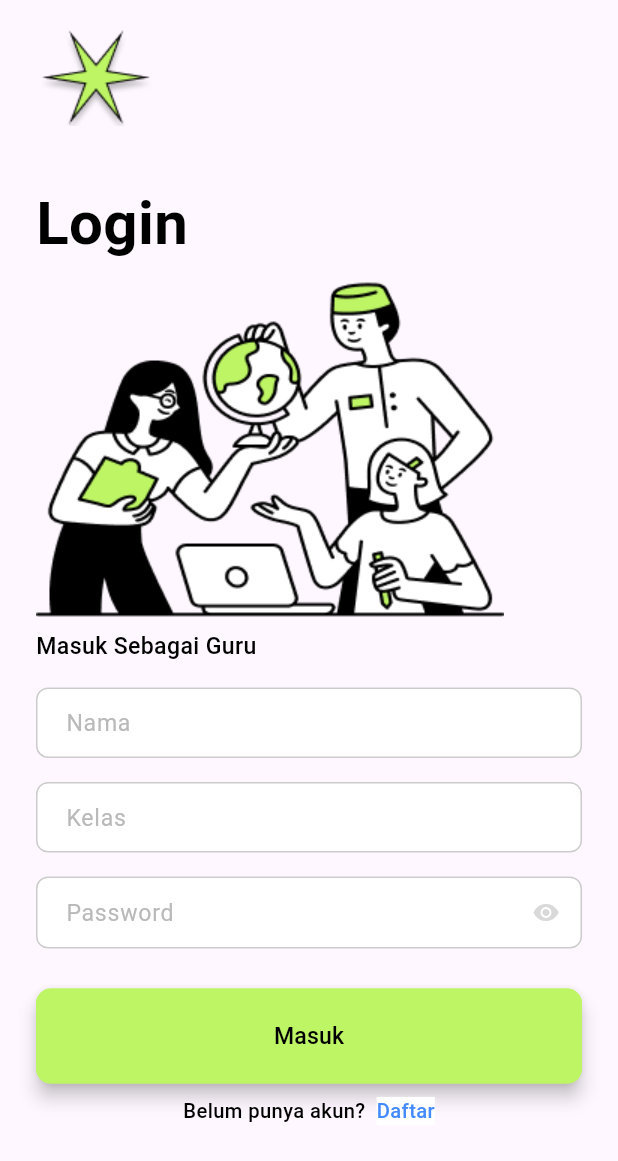
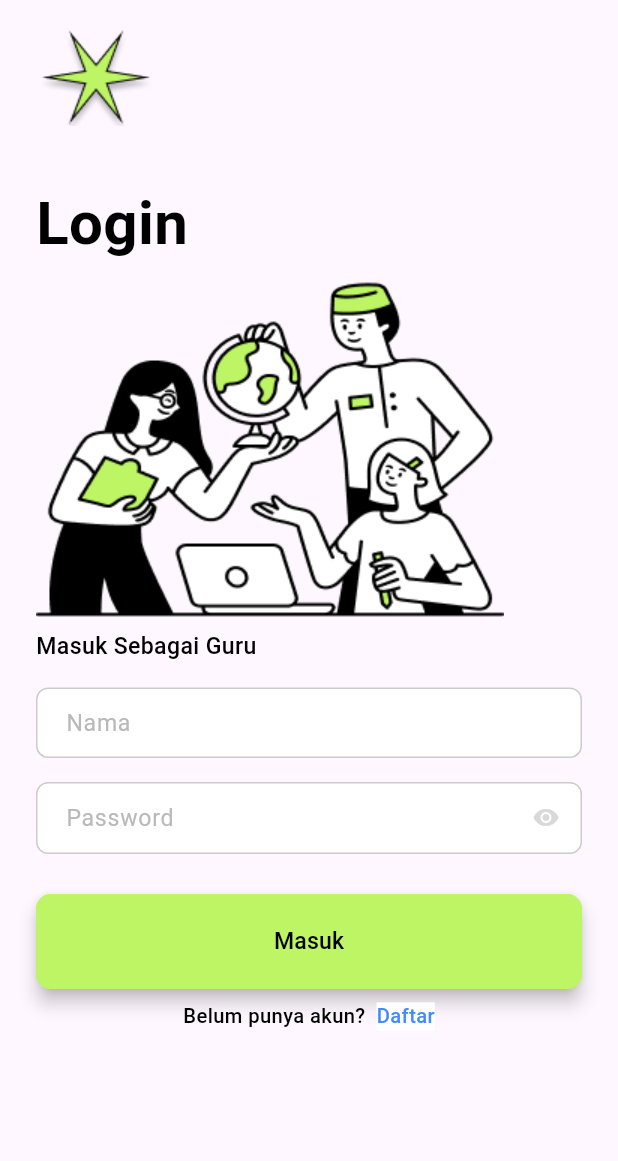
Before and after one commit to Ptrizy/Educode, a Flutter app: the LoginTeacherScreen screen opened by its route, on a phone screen of 412 x 824 dp. Shown: the top 1161 px of the screen. Run offline on Flutter 3.47's test engine with Material 3 defaults, Android fonts, the phone set to English and light mode, and no system bars; our stand-ins replace dio, file_picker, flutter_dotenv, flutter_screenutil, get, logger and 3 more; missing offline and left inert: fl_downloader, flutter_cached_pdfview, pdfx; accounts and stored records are empty; Roboto replaces fonts that are missing (Ubuntu).

Commit message:
fix: delete class field on login as teacher

```diff
--- a/lib/ui/auth/login_teacher/widgets/login_teacher_content.dart
+++ b/lib/ui/auth/login_teacher/widgets/login_teacher_content.dart
@@ -68,17 +68,6 @@ class _LoginTeacherContentState extends State<LoginTeacherContent> {
               isEnabled: true,
               alphabetOnly: false,
               numberOnly: false),
-          SizedBox(
-            height: 10.h,
-          ),
-          CustomFieldForm(
-              controller: _classController,
-              hintText: "Kelas",
-              maxLines: 1,
-              obscureText: false,
-              isEnabled: true,
-              alphabetOnly: false,
-              numberOnly: false)
         ]),
         SizedBox(
           height: 10.h,
@@ -103,7 +92,7 @@ class _LoginTeacherContentState extends State<LoginTeacherContent> {
                 .signIn(
               _nameController.text,
               _passwordController.text,
-              _classController.text,
+              '',
             )
                 .then((_) {
               if (!_authController.isLoading.value) {
```
